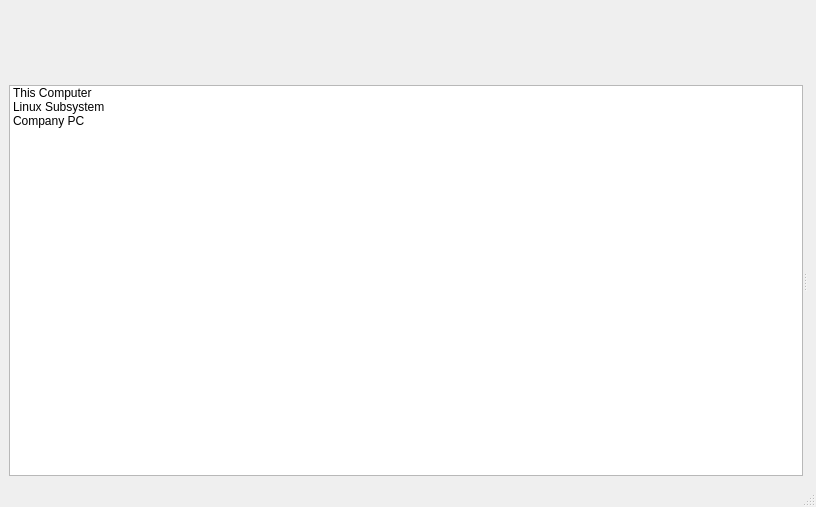
The window that Methodron.ui (C14147/Methodron) describes before a commit, drawn with Qt 5.
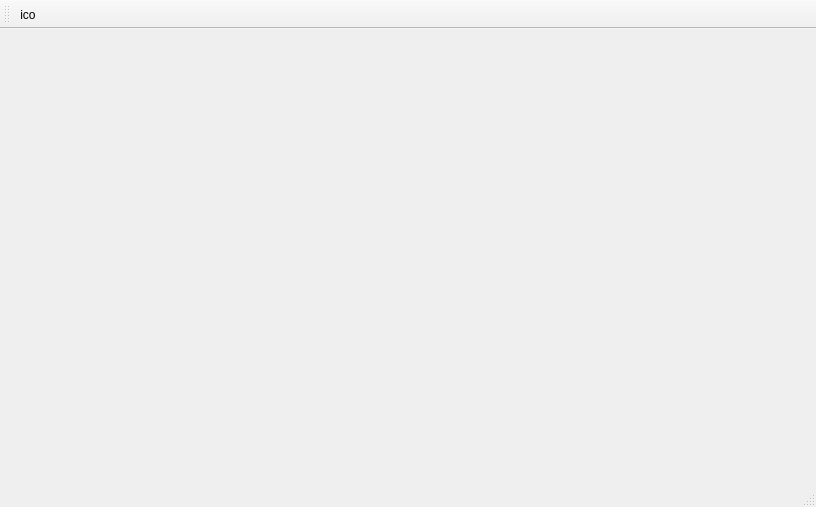
The same window after the commit. Icons and pictures are not drawn.

Patch:
```diff
--- a/Methodron.ui
+++ b/Methodron.ui
@@ -27,56 +27,11 @@
   </property>
   <widget class="QWidget" name="centralwidget">
    <layout class="QVBoxLayout" name="verticalLayout">
-    <item>
-     <widget class="QFrame" name="MenuBar">
-      <property name="sizePolicy">
-       <sizepolicy hsizetype="Preferred" vsizetype="Preferred">
-        <horstretch>0</horstretch>
-        <verstretch>1</verstretch>
-       </sizepolicy>
-      </property>
-      <property name="minimumSize">
-       <size>
-        <width>0</width>
-        <height>30</height>
-       </size>
-      </property>
-      <property name="maximumSize">
-       <size>
-        <width>16777215</width>
-        <height>70</height>
-       </size>
-      </property>
-      <property name="frameShape">
-       <enum>QFrame::NoFrame</enum>
-      </property>
-      <property name="frameShadow">
-       <enum>QFrame::Plain</enum>
-      </property>
-     </widget>
-    </item>
     <item>
      <widget class="QSplitter" name="splitter_2">
       <property name="orientation">
        <enum>Qt::Horizontal</enum>
       </property>
-      <widget class="QListWidget" name="listWidget">
-       <item>
-        <property name="text">
-         <string>This Computer</string>
-        </property>
-       </item>
-       <item>
-        <property name="text">
-         <string>Linux Subsystem</string>
-        </property>
-       </item>
-       <item>
-        <property name="text">
-         <string>Company PC</string>
-        </property>
-       </item>
-      </widget>
       <widget class="QSplitter" name="splitter">
        <property name="orientation">
         <enum>Qt::Horizontal</enum>
@@ -98,6 +53,33 @@
    </layout>
   </widget>
   <widget class="QStatusBar" name="statusbar"/>
+  <widget class="QToolBar" name="toolBar">
+   <property name="windowTitle">
+    <string>toolBar</string>
+   </property>
+   <attribute name="toolBarArea">
+    <enum>TopToolBarArea</enum>
+   </attribute>
+   <attribute name="toolBarBreak">
+    <bool>false</bool>
+   </attribute>
+   <addaction name="ico"/>
+  </widget>
+  <action name="ico">
+   <property name="checkable">
+    <bool>true</bool>
+   </property>
+   <property name="icon">
+    <iconset resource="Methodron.qrc">
+     <normaloff>:/ico/ico/icon.png</normaloff>:/ico/ico/icon.png</iconset>
+   </property>
+   <property name="text">
+    <string>ico</string>
+   </property>
+   <property name="toolTip">
+    <string>&lt;html&gt;&lt;head/&gt;&lt;body&gt;&lt;p&gt;Methodron&lt;/p&gt;&lt;/body&gt;&lt;/html&gt;</string>
+   </property>
+  </action>
  </widget>
  <resources>
   <include location="Methodron.qrc"/>
```
Left out of the diff: 11 changed lines with no effect on the pictures.
